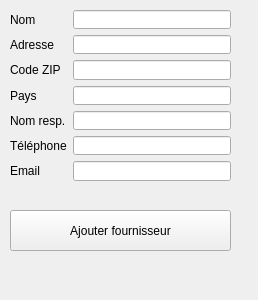
Old version of the form PyQt/Form_NewSupplier.ui in the repository alexhohn/projet_garage.
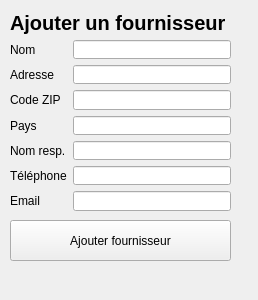
New version of the form.

What changed in the file:
```diff
--- a/PyQt/Form_NewSupplier.ui
+++ b/PyQt/Form_NewSupplier.ui
@@ -23,7 +23,7 @@
    <property name="geometry">
     <rect>
      <x>10</x>
-     <y>10</y>
+     <y>40</y>
      <width>221</width>
      <height>171</height>
     </rect>
@@ -105,7 +105,7 @@
    <property name="geometry">
     <rect>
      <x>10</x>
-     <y>210</y>
+     <y>220</y>
      <width>221</width>
      <height>41</height>
     </rect>
@@ -114,6 +114,26 @@
     <string>Ajouter fournisseur</string>
    </property>
   </widget>
+  <widget class="QLabel" name="label_12">
+   <property name="geometry">
+    <rect>
+     <x>10</x>
+     <y>10</y>
+     <width>231</width>
+     <height>25</height>
+    </rect>
+   </property>
+   <property name="font">
+    <font>
+     <pointsize>15</pointsize>
+     <weight>75</weight>
+     <bold>true</bold>
+    </font>
+   </property>
+   <property name="text">
+    <string>Ajouter un fournisseur</string>
+   </property>
+  </widget>
  </widget>
  <resources/>
  <connections/>
```
Left out of the diff: 2 changed lines with no effect on the pictures.
